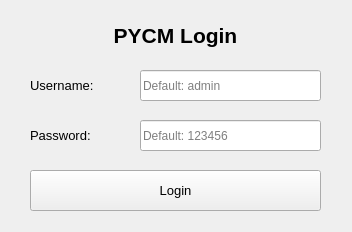
The window that Console/UI/LoginUI.ui (yang-zhongtian/PYCM) describes before a commit, drawn with Qt 5.
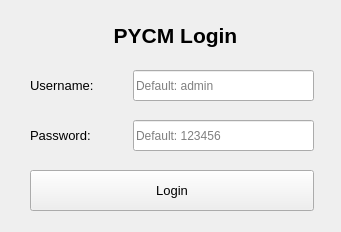
The same window after the commit. Icons and pictures are not drawn.

```diff
--- a/Console/UI/LoginUI.ui
+++ b/Console/UI/LoginUI.ui
@@ -9,10 +9,22 @@
    <rect>
     <x>0</x>
     <y>0</y>
-    <width>352</width>
+    <width>341</width>
     <height>232</height>
    </rect>
   </property>
+  <property name="minimumSize">
+   <size>
+    <width>341</width>
+    <height>232</height>
+   </size>
+  </property>
+  <property name="maximumSize">
+   <size>
+    <width>341</width>
+    <height>232</height>
+   </size>
+  </property>
   <property name="windowTitle">
    <string>PYCM Login</string>
   </property>
@@ -23,7 +35,7 @@
   <widget class="QLineEdit" name="username">
    <property name="geometry">
     <rect>
-     <x>140</x>
+     <x>133</x>
      <y>70</y>
      <width>181</width>
      <height>31</height>
@@ -36,7 +48,7 @@
   <widget class="QLineEdit" name="password">
    <property name="geometry">
     <rect>
-     <x>140</x>
+     <x>133</x>
      <y>120</y>
      <width>181</width>
      <height>31</height>
@@ -119,7 +131,7 @@
     <rect>
      <x>30</x>
      <y>170</y>
-     <width>291</width>
+     <width>284</width>
      <height>41</height>
     </rect>
    </property>
```
Left out of the diff: 2 changed lines with no effect on the pictures.
